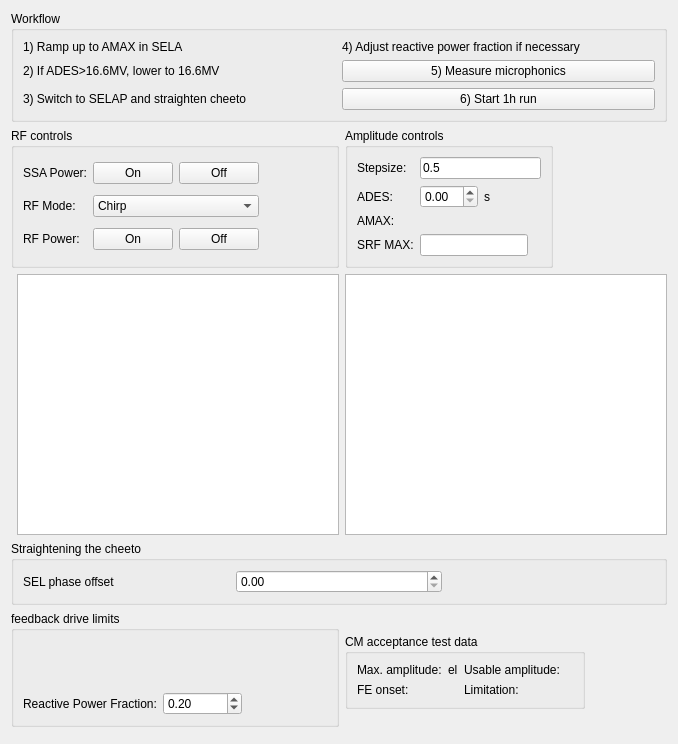
This is cavity_commissioning/gui/rf_controls.ui in slaclab/rf_commissioning as Qt 5 draws it before an edit. The edited form follows.
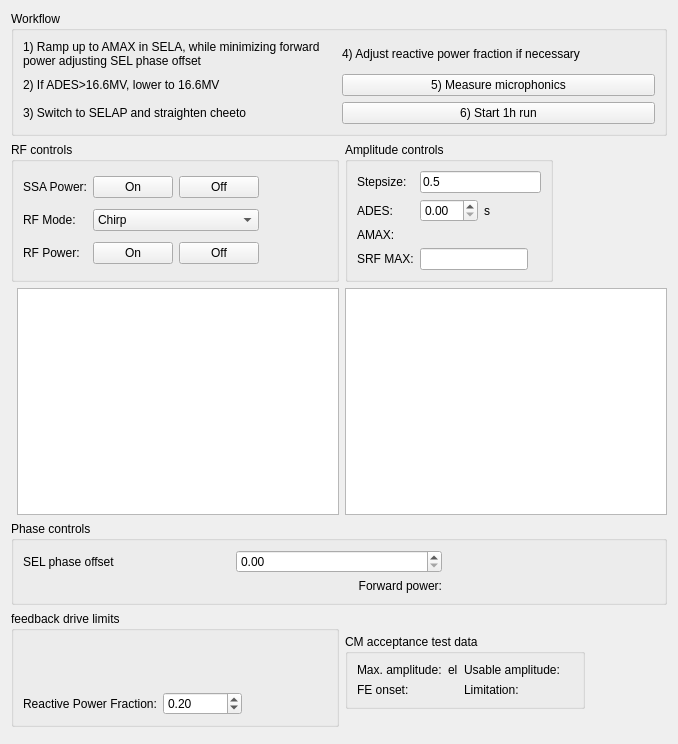
This is the edited form. Custom widgets are drawn as their Qt base class.

Commit message: added forward power to rf controls window

What changed in the file:
```diff
--- a/cavity_commissioning/gui/rf_controls.ui
+++ b/cavity_commissioning/gui/rf_controls.ui
@@ -17,7 +17,7 @@
    <item row="5" column="0" colspan="3">
     <widget class="QGroupBox" name="groupBox_2">
      <property name="title">
-      <string>Straightening the cheeto</string>
+      <string>Phase controls</string>
      </property>
      <layout class="QGridLayout" name="gridLayout">
       <item row="0" column="1">
@@ -44,6 +44,23 @@
         </property>
        </widget>
       </item>
+      <item row="1" column="3">
+       <widget class="PyDMLabel" name="label_forward_pwr">
+        <property name="toolTip">
+         <string/>
+        </property>
+       </widget>
+      </item>
+      <item row="1" column="2">
+       <widget class="QLabel" name="label_17">
+        <property name="text">
+         <string>Forward power:</string>
+        </property>
+        <property name="alignment">
+         <set>Qt::AlignRight|Qt::AlignTrailing|Qt::AlignVCenter</set>
+        </property>
+       </widget>
+      </item>
      </layout>
     </widget>
    </item>
@@ -567,7 +584,10 @@
       <item row="2" column="0">
        <widget class="QLabel" name="label">
         <property name="text">
-         <string>1) Ramp up to AMAX in SELA</string>
+         <string>1) Ramp up to AMAX in SELA, while minimizing forward power adjusting SEL phase offset</string>
+        </property>
+        <property name="wordWrap">
+         <bool>true</bool>
         </property>
        </widget>
       </item>
```
The commit also changes 2 other files.
